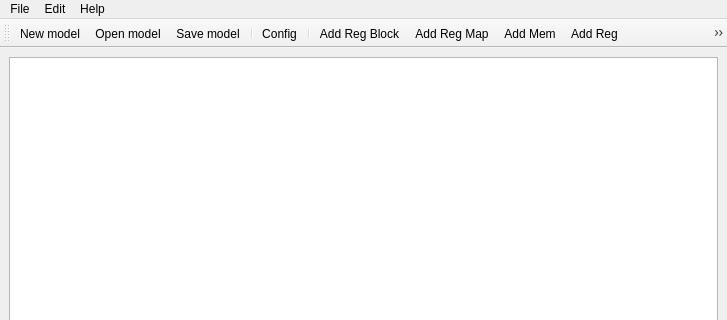
zkalves/rmap, file ui/rmap.ui: the form before one commit; both pictures show x 0 to 727 and y 0 to 320 of the 727 by 530 pixel window.
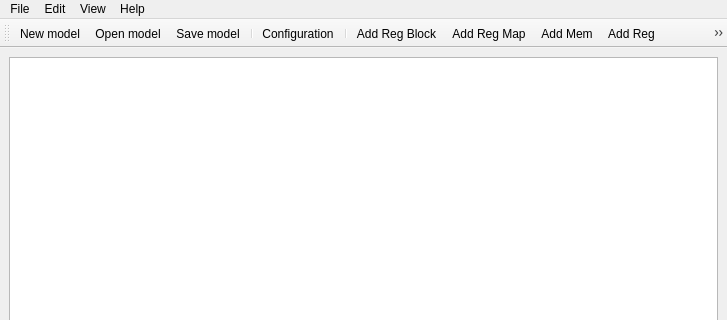
The form after the commit. Icons and pictures are not drawn. Custom widgets are drawn as their Qt base class.

Diff of the .ui file:
```diff
--- a/ui/rmap.ui
+++ b/ui/rmap.ui
@@ -99,6 +99,15 @@
     <addaction name="actionDeleteItem"/>
     <addaction name="actionCheck"/>
     <addaction name="actionExport"/>
+    <addaction name="separator"/>
+    <addaction name="actionConfig"/>
+    <addaction name="actionPreferences"/>
+   </widget>
+   <widget class="QMenu" name="menuView">
+    <property name="title">
+     <string>View</string>
+    </property>
+    <addaction name="actionColorBlindMode"/>
    </widget>
    <widget class="QMenu" name="menuHelp">
     <property name="title">
@@ -108,6 +117,7 @@
    </widget>
    <addaction name="menuFile"/>
    <addaction name="menuEdit"/>
+   <addaction name="menuView"/>
    <addaction name="menuHelp"/>
   </widget>
   <action name="actionAddMem">
@@ -304,7 +314,7 @@
      <normaloff>:/toolbar/config-512.png</normaloff>:/toolbar/config-512.png</iconset>
    </property>
    <property name="text">
-    <string>Config</string>
+    <string>Configuration...</string>
    </property>
    <property name="toolTip">
     <string>Config</string>
```
Left out of the diff: 78 changed lines with no effect on the pictures.
